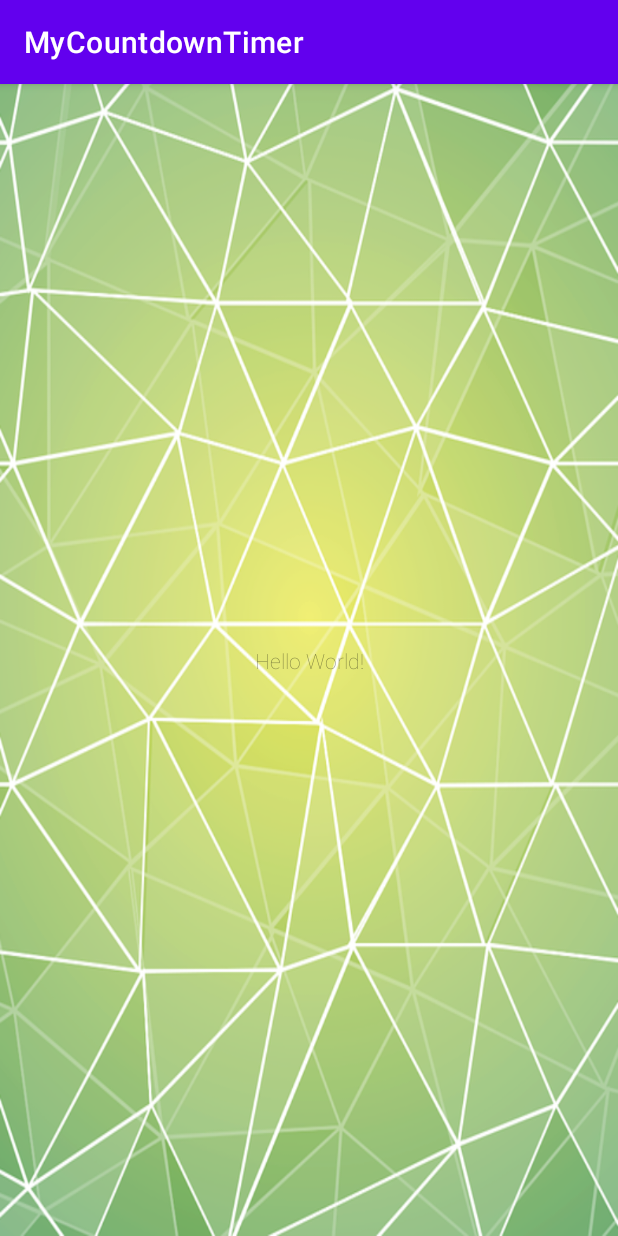
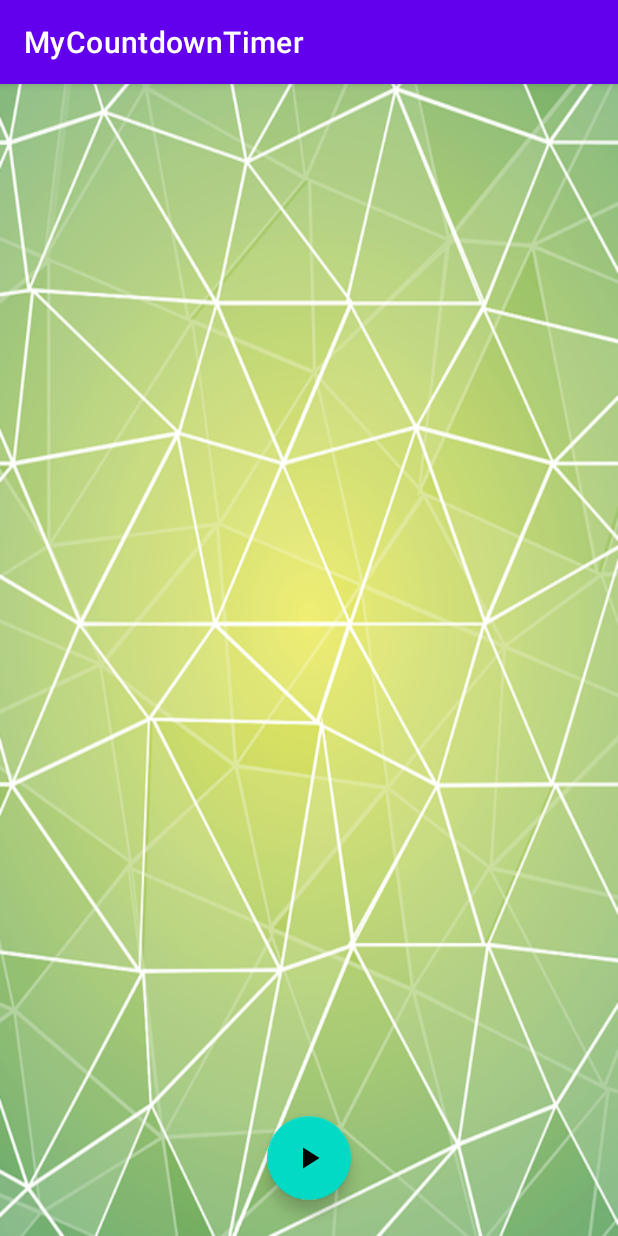
Before and after one commit to tatsuya-ss/MyCountdownTimer, an Android app: the screen it shows after launch (MainActivity), on a phone screen of 412 x 824 dp. Run offline under Robolectric (Android 15) with nearby library versions, the phone set to English and light mode, and no system bars.

Commit message:
レイアウト作成

```diff
--- a/app/src/main/res/layout/activity_main.xml
+++ b/app/src/main/res/layout/activity_main.xml
@@ -6,13 +6,26 @@
     android:layout_height="match_parent"
     tools:context=".MainActivity">
 
-    <TextView
+    <com.google.android.material.floatingactionbutton.FloatingActionButton
+        android:id="@+id/playStop"
         android:layout_width="wrap_content"
         android:layout_height="wrap_content"
-        android:text="Hello World!"
+        android:layout_marginBottom="24dp"
+        android:clickable="true"
         app:layout_constraintBottom_toBottomOf="parent"
-        app:layout_constraintLeft_toLeftOf="parent"
-        app:layout_constraintRight_toRightOf="parent"
-        app:layout_constraintTop_toTopOf="parent" />
+        app:layout_constraintEnd_toEndOf="parent"
+        app:layout_constraintStart_toStartOf="parent"
+        app:srcCompat="@drawable/ic_baseline_play_arrow_24" />
 
+    <TextView
+        android:id="@+id/timerText"
+        android:layout_width="wrap_content"
+        android:layout_height="wrap_content"
+        android:textAppearance="@style/TextAppearance.AppCompat.Large"
+        android:textSize="150sp"
+        app:layout_constraintBottom_toTopOf="@+id/playStop"
+        app:layout_constraintEnd_toEndOf="parent"
+        app:layout_constraintStart_toStartOf="parent"
+        app:layout_constraintTop_toTopOf="parent"
+        tools:text="3:00" />
 </androidx.constraintlayout.widget.ConstraintLayout>
```
Also changed, not shown: 1 other file.
